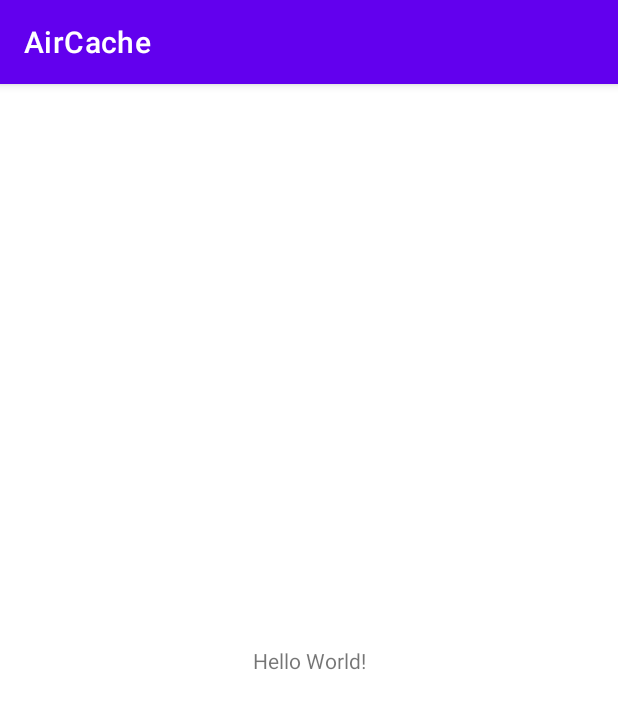
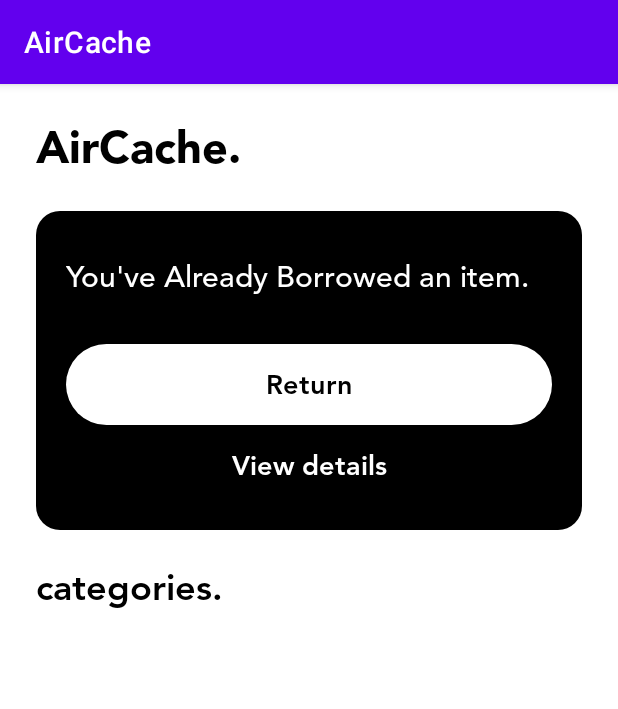
Before and after one commit to iamanantshukla/AirCache, an Android app: the screen it shows after launch (MainActivity), on a phone screen of 412 x 824 dp. Shown: the top 709 px of the screen. Run offline under Robolectric (Android 15) with nearby library versions, the phone set to English and light mode, and no system bars; our stand-ins replace Firebase (no records; nobody signed in at launch, a user with empty details on screens opened directly).

Commit message:
home activity UI

```diff
--- a/App/app/build.gradle
+++ b/App/app/build.gradle
@@ -1,5 +1,6 @@
 plugins {
     id 'com.android.application'
+    id 'com.google.gms.google-services'
 }
 
 android {
@@ -33,6 +34,7 @@
     implementation 'androidx.appcompat:appcompat:1.4.0'
     implementation 'com.google.android.material:material:1.4.0'
     implementation 'androidx.constraintlayout:constraintlayout:2.1.2'
+    implementation 'com.google.firebase:firebase-firestore:23.0.3'
     testImplementation 'junit:junit:4.+'
     androidTestImplementation 'androidx.test.ext:junit:1.1.3'
     androidTestImplementation 'androidx.test.espresso:espresso-core:3.4.0'
--- a/App/app/src/main/java/com/dev334/aircache/MainActivity.java
+++ b/App/app/src/main/java/com/dev334/aircache/MainActivity.java
@@ -4,11 +4,18 @@
 
 import android.os.Bundle;
 
+import com.google.firebase.firestore.FirebaseFirestore;
+
 public class MainActivity extends AppCompatActivity {
+
+    private FirebaseFirestore firestore;
 
     @Override
     protected void onCreate(Bundle savedInstanceState) {
         super.onCreate(savedInstanceState);
         setContentView(R.layout.activity_main);
+
+
+
     }
 }
--- /dev/null
+++ b/App/app/src/main/res/drawable/rounded_blackbox.xml
@@ -0,0 +1,13 @@
+<?xml version="1.0" encoding="utf-8"?>
+<shape xmlns:android="http://schemas.android.com/apk/res/android"
+    android:shape="rectangle"
+    >
+
+    <solid
+        android:color="@color/black"></solid>
+
+    <corners
+        android:radius="16dp"/>
+
+
+</shape>
--- /dev/null
+++ b/App/app/src/main/res/drawable/rounded_whitebtn.xml
@@ -0,0 +1,13 @@
+<?xml version="1.0" encoding="utf-8"?>
+<shape xmlns:android="http://schemas.android.com/apk/res/android"
+    android:shape="rectangle"
+    >
+
+    <solid
+        android:color="@color/white"></solid>
+
+    <corners
+        android:radius="48dp"/>
+
+
+</shape>
--- a/App/app/src/main/res/layout/activity_main.xml
+++ b/App/app/src/main/res/layout/activity_main.xml
@@ -7,12 +7,92 @@
     tools:context=".MainActivity">
 
     <TextView
+        android:id="@+id/textView"
         android:layout_width="wrap_content"
         android:layout_height="wrap_content"
-        android:text="Hello World!"
-        app:layout_constraintBottom_toBottomOf="parent"
-        app:layout_constraintLeft_toLeftOf="parent"
-        app:layout_constraintRight_toRightOf="parent"
+        android:layout_marginStart="24dp"
+        android:layout_marginTop="24dp"
+        android:fontFamily="@font/avenirltstd_black"
+        android:text="AirCache."
+        android:textColor="@color/black"
+        android:textSize="30sp"
+        app:layout_constraintStart_toStartOf="parent"
         app:layout_constraintTop_toTopOf="parent" />
 
+    <LinearLayout
+        android:id="@+id/linearLayout"
+        android:layout_width="match_parent"
+        android:layout_height="wrap_content"
+        android:layout_marginStart="24dp"
+        android:layout_marginTop="24dp"
+        android:layout_marginEnd="24dp"
+        android:background="@drawable/rounded_blackbox"
+        android:orientation="vertical"
+        android:paddingLeft="20dp"
+        android:paddingTop="16dp"
+        android:paddingRight="20dp"
+        android:paddingBottom="16dp"
+        app:layout_constraintEnd_toEndOf="parent"
+        app:layout_constraintStart_toStartOf="parent"
+        app:layout_constraintTop_toBottomOf="@+id/textView">
+
+        <TextView
+            android:id="@+id/textView2"
+            android:layout_width="match_parent"
+            android:layout_height="wrap_content"
+            android:layout_marginTop="16dp"
+            android:fontFamily="@font/avenirltstd_medium"
+            android:text="You've Already Borrowed an item."
+            android:textColor="@color/white"
+            android:textSize="20sp" />
+
+        <TextView
+            android:id="@+id/textView3"
+            android:layout_width="match_parent"
+            android:layout_height="wrap_content"
+            android:layout_marginTop="32dp"
+            android:background="@drawable/rounded_whitebtn"
+            android:fontFamily="@font/avenirltstd_heavy"
+            android:padding="16dp"
+            android:text="Return"
+            android:textAlignment="center"
+            android:textColor="@color/black"
+            android:textSize="18sp" />
+
+        <TextView
+            android:id="@+id/textView4"
+            android:layout_width="match_parent"
+            android:layout_height="wrap_content"
+            android:fontFamily="@font/avenirltstd_heavy"
+            android:padding="16dp"
+            android:text="View details"
+            android:textAlignment="center"
+            android:textColor="@color/white"
+            android:textSize="18sp" />
+
+    </LinearLayout>
+
+    <TextView
+        android:id="@+id/textView6"
+        android:layout_width="wrap_content"
+        android:layout_height="wrap_content"
+        android:layout_marginStart="24dp"
+        android:layout_marginTop="24dp"
+        android:fontFamily="@font/avenirltstd_heavy"
+        android:text="categories."
+        android:textColor="@color/black"
+        android:textSize="24sp"
+        app:layout_constraintStart_toStartOf="parent"
+        app:layout_constraintTop_toBottomOf="@+id/linearLayout" />
+
+    <androidx.recyclerview.widget.RecyclerView
+        android:layout_width="0dp"
+        android:layout_height="wrap_content"
+        android:layout_marginStart="24dp"
+        android:layout_marginTop="24dp"
+        android:layout_marginEnd="24dp"
+        app:layout_constraintEnd_toEndOf="parent"
+        app:layout_constraintStart_toStartOf="parent"
+        app:layout_constraintTop_toBottomOf="@+id/textView6" />
+
 </androidx.constraintlayout.widget.ConstraintLayout>
--- a/App/build.gradle
+++ b/App/build.gradle
@@ -6,6 +6,7 @@
     }
     dependencies {
         classpath "com.android.tools.build:gradle:4.1.3"
+        classpath 'com.google.gms:google-services:4.3.10'
 
         // NOTE: Do not place your application dependencies here; they belong
         // in the individual module build.gradle files
```
Also changed, not shown: App/app/src/main/res/drawable/rounded_blackbtn.xml (added, +13 -0 lines), App/app/src/main/res/drawable/rounded_whitebox.xml (added, +13 -0 lines), App/app/src/main/res/layout/category_card.xml (added, +37 -0 lines), App/app/src/main/res/font/avenirltstd_black.otf (added), App/app/src/main/res/font/avenirltstd_book.otf (added), App/app/src/main/res/font/avenirltstd_heavy.otf (added), App/app/src/main/res/font/avenirltstd_light.otf (added), App/app/src/main/res/font/avenirltstd_medium.otf (added), 1 other file.
